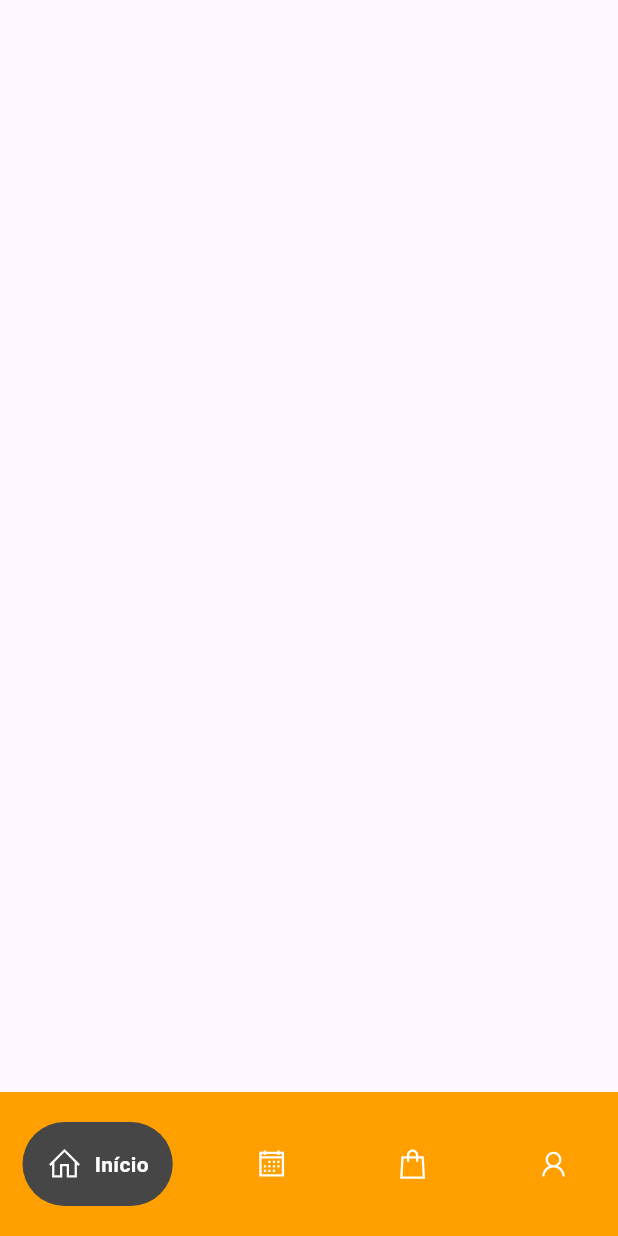
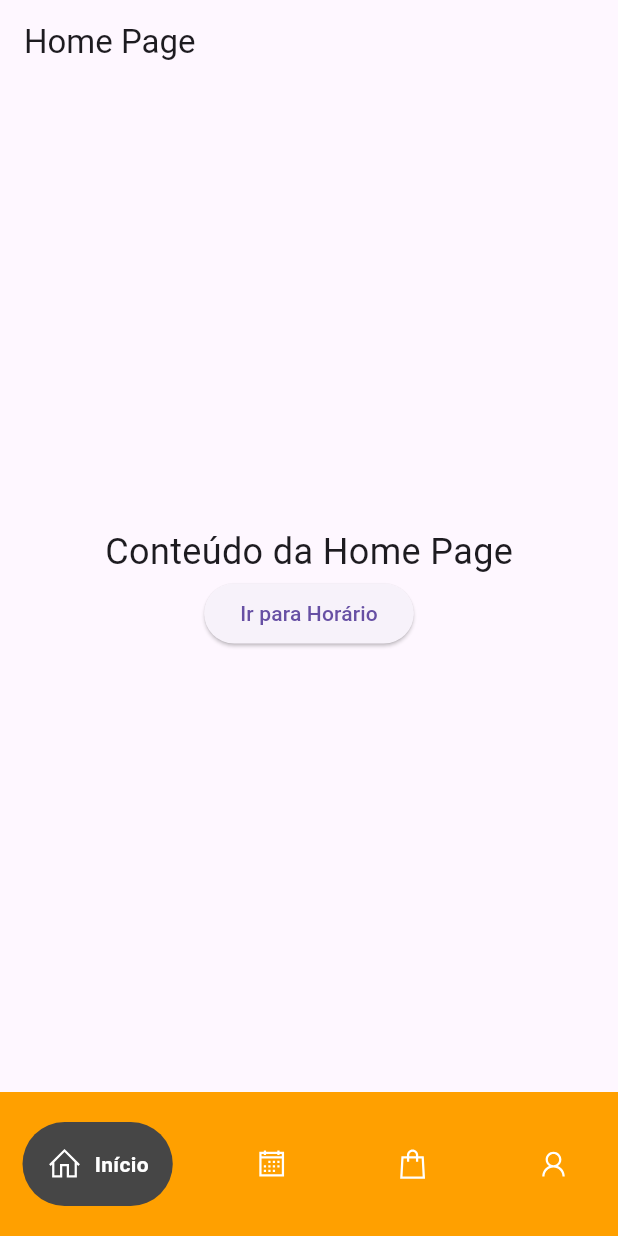
Before and after one commit to marco09silvaaa/projeto_ispgaya, a Flutter app: the HomePage screen opened directly, on a phone screen of 412 x 824 dp. Run offline on Flutter 3.47's test engine with Material 3 defaults, Android fonts, the phone set to English and light mode, and no system bars; drawn by our look-alikes of google_nav_bar; our stand-ins replace firebase_auth, firebase_core, fluttertoast, google_fonts, line_icons, syncfusion_flutter_calendar; accounts and stored records are empty.

Commit message:
Avanços nas páginas

```diff
--- a/lib/Screens/home_page.dart
+++ b/lib/Screens/home_page.dart
@@ -2,21 +2,35 @@ import 'package:flutter/material.dart';
 import 'package:google_nav_bar/google_nav_bar.dart';
 import 'package:line_icons/line_icons.dart';
 import 'package:projeto_ispgaya/screens/schedule_page.dart';
+import 'package:projeto_ispgaya/navbar.dart';
 
-//ver vídeo: https://www.youtube.com/watch?v=Uw0T4ZIgFgs
+class HomePage extends StatelessWidget {
+  const HomePage({Key? key}) : super(key: key);
 
-class MyApp extends StatefulWidget {
-  @override
-  State<MyApp> createState() => _MyAppState();
-}
-
-class _MyAppState extends State<MyApp> {
   @override
   Widget build(BuildContext context) {
-    return MaterialApp(
-      home: Scaffold(
-        appBar: AppBar(
-          title: Text("Google Nav Bar"),
+    return Scaffold(
+      appBar: AppBar(
+        title: const Text('Home Page'),
+      ),
+      bottomNavigationBar:
+          const NavBar(), // Adiciona a NavBar na parte inferior da tela
+      body: Center(
+        child: Column(
+          mainAxisAlignment: MainAxisAlignment.center,
+          children: <Widget>[
+            const Text(
+              'Conteúdo da Home Page',
+              style: TextStyle(fontSize: 24),
+            ),
+            ElevatedButton(
+              onPressed: () {
+                Navigator.pushNamed(context,
+                    '/schedule'); // Navega para a página SchedulePage ao pressionar o botão
+              },
+              child: const Text('Ir para Horário'),
+            ),
+          ],
         ),
       ),
     );
--- a/lib/Screens/login_page.dart
+++ b/lib/Screens/login_page.dart
@@ -14,7 +14,7 @@ class LoginPage extends StatelessWidget {
   @override
   Widget build(BuildContext context) {
     return Scaffold(
-      backgroundColor: const Color.fromARGB(50, 255, 162, 0),
+      backgroundColor: const Color.fromARGB(50, 255, 160, 0),
       resizeToAvoidBottomInset: true,
       appBar: AppBar(
         backgroundColor: Colors.transparent,
--- a/lib/homepage_backup.dart
+++ /dev/null
@@ -1,42 +0,0 @@
-import 'package:flutter/material.dart';
-import 'package:google_nav_bar/google_nav_bar.dart';
-import 'package:line_icons/line_icons.dart';
-import 'package:projeto_ispgaya/screens/schedule_page.dart';
-
-class HomePage extends StatelessWidget {
-  const HomePage({super.key});
-
-  @override
-  Widget build(BuildContext context) {
-    return Scaffold(
-      bottomNavigationBar: Container(
-        color: const Color.fromARGB(255, 255, 160, 0),
-        child: const Padding(
-          padding: EdgeInsets.symmetric(horizontal: 15, vertical: 20),
-          child: GNav(
-            backgroundColor: Color.fromARGB(255, 255, 160, 0),
-            color: Colors.white,
-            activeColor: Colors.white,
-            tabBackgroundColor: Color.fromARGB(255, 70, 70, 70),
-            gap: 8,
-            padding: EdgeInsets.all(16),
-            tabs: [
-              GButton(icon: LineIcons.home, text: 'Início'),
-              GButton(icon: LineIcons.calendar, text: 'Horário'),
-              GButton(icon: LineIcons.shoppingBag, text: 'Bar'),
-              GButton(icon: LineIcons.user, text: 'Utilizador')
-            ],
-          ),
-        ),
-      ),
-      /*body: const TabBarView(
-        children: [
-          HomePage(),
-          TimeTableCalendar(),
-          HomePage(),
-          TimeTableCalendar()
-        ],
-      ),*/
-    );
-  }
-}
--- /dev/null
+++ b/lib/navbar.dart
@@ -0,0 +1,64 @@
+import 'package:flutter/material.dart';
+import 'package:google_nav_bar/google_nav_bar.dart';
+import 'package:line_icons/line_icons.dart';
+import 'package:projeto_ispgaya/Screens/home_page.dart';
+import 'package:projeto_ispgaya/screens/schedule_page.dart';
+
+class NavBar extends StatefulWidget {
+  const NavBar({Key? key}) : super(key: key);
+
+  @override
+  _NavBarState createState() => _NavBarState();
+}
+
+class _NavBarState extends State<NavBar> {
+  int _selectedIndex = 0; // Índice inicialmente selecionado
+
+  static const List<Widget> _widgetOptions = <Widget>[
+    HomePage(),
+    TimeTableCalendar(),
+    // Adicione mais páginas aqui
+  ];
+
+  void _onItemTapped(int index) {
+    setState(() {
+      _selectedIndex = index;
+    });
+
+    switch (index) {
+      case 0:
+        Navigator.pushReplacementNamed(context, '/home');
+        break;
+      case 1:
+        Navigator.pushReplacementNamed(context, '/schedule');
+        break;
+      // Adicionar mais casos conforme necessário para outras páginas
+    }
+  }
+
+  @override
+  Widget build(BuildContext context) {
+    return Container(
+      color: const Color.fromARGB(255, 255, 160, 0),
+      child: Padding(
+        padding: const EdgeInsets.symmetric(horizontal: 15, vertical: 20),
+        child: GNav(
+          backgroundColor: const Color.fromARGB(255, 255, 160, 0),
+          color: Colors.white,
+          activeColor: Colors.white,
+          tabBackgroundColor: const Color.fromARGB(255, 70, 70, 70),
+          gap: 8,
+          padding: const EdgeInsets.all(16),
+          selectedIndex: _selectedIndex, // Define o índice selecionado
+          onTabChange: _onItemTapped,
+          tabs: const [
+            GButton(icon: LineIcons.home, text: 'Início'),
+            GButton(icon: LineIcons.calendar, text: 'Horário'),
+            GButton(icon: LineIcons.shoppingBag, text: 'Bar'),
+            GButton(icon: LineIcons.user, text: 'Utilizador')
+          ],
+        ),
+      ),
+    );
+  }
+}
--- a/lib/screens/schedule_page.dart
+++ b/lib/screens/schedule_page.dart
@@ -1,4 +1,5 @@
 import 'package:flutter/material.dart';
+import 'package:projeto_ispgaya/navbar.dart';
 import 'package:syncfusion_flutter_calendar/calendar.dart';
 
 class TimeTableCalendar extends StatefulWidget {
@@ -30,6 +31,8 @@ class CalendarAppointment extends State<TimeTableCalendar> {
     return MaterialApp(
       debugShowCheckedModeBanner: false,
       home: Scaffold(
+        bottomNavigationBar:
+            const NavBar(), // Adiciona a NavBar na parte inferior da tela
         body: SafeArea(
           child: SfCalendar(
             dataSource: _dataSource,
--- a/lib/services/auth_service.dart
+++ b/lib/services/auth_service.dart
@@ -2,8 +2,8 @@ import 'package:firebase_auth/firebase_auth.dart';
 import 'package:flutter/material.dart';
 import 'package:fluttertoast/fluttertoast.dart';
 
-import '../screens/home_page.dart';
-import '../screens/login_page.dart';
+import 'package:projeto_ispgaya/Screens/home_page.dart';
+import 'package:projeto_ispgaya/Screens/login_page.dart';
 
 class AuthService {
   Future<void> signup(
```
Also changed, not shown: lib/main.dart (+10 -4 lines).
